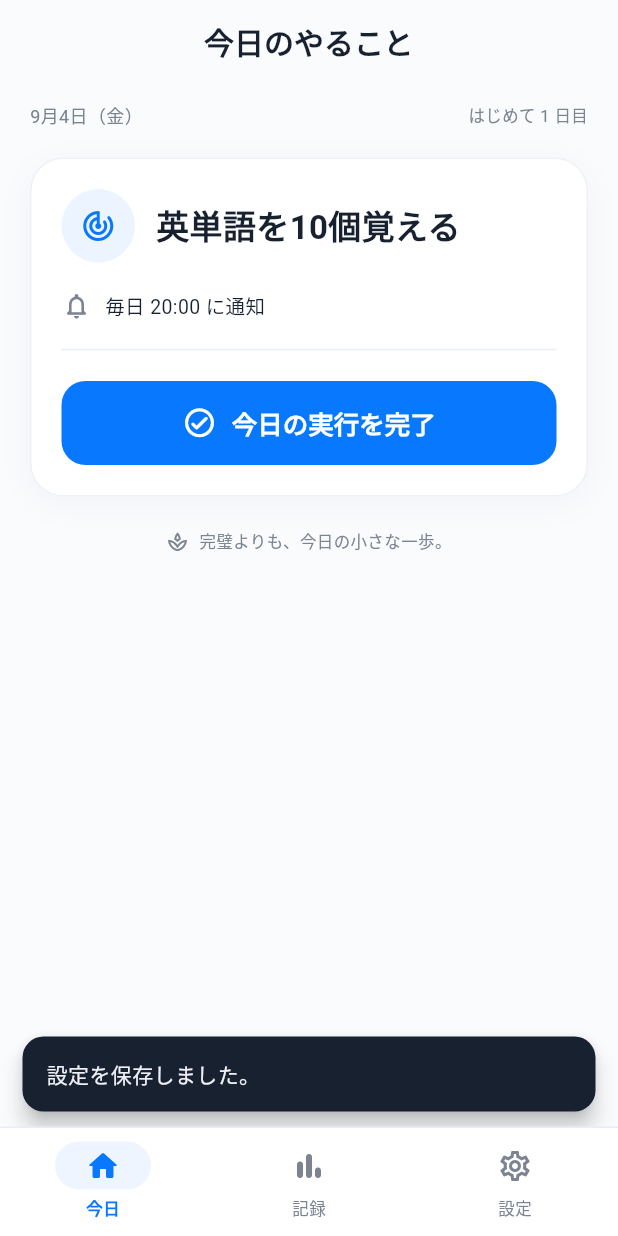
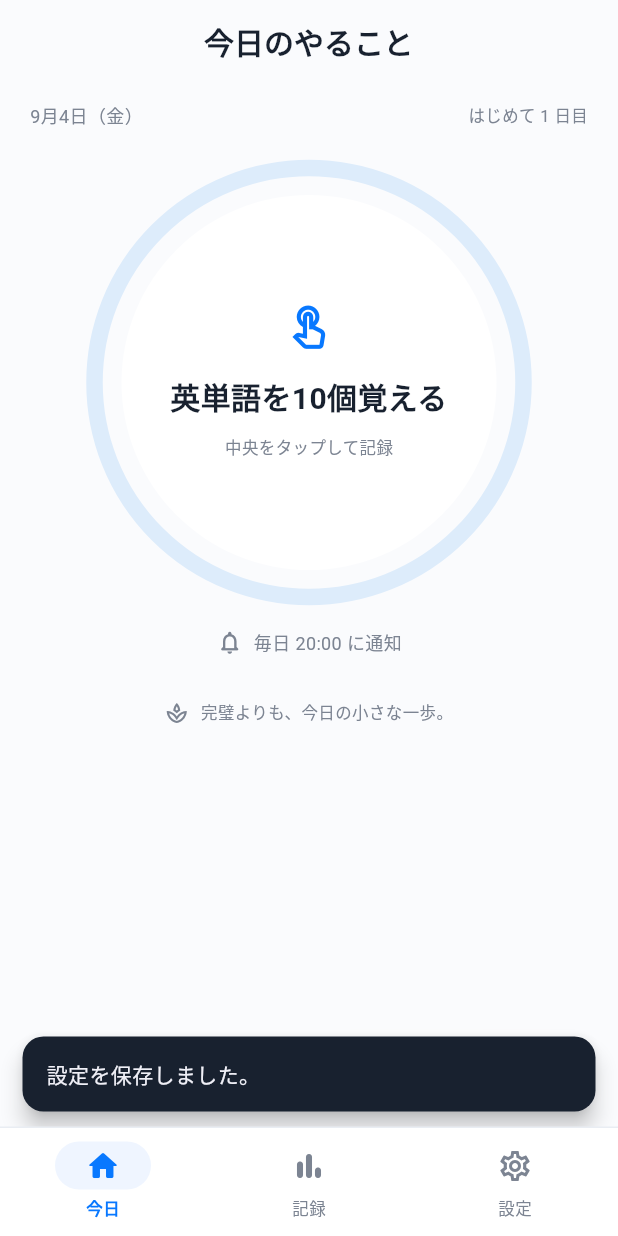
Before and after one commit to bkry295/-, a Flutter app: the screen it shows after launch, after a tap on "この内容ではじめる", on a phone screen of 412 x 824 dp. Run offline on Flutter 3.47's test engine with Material 3 defaults, Android fonts, the phone set to English and light mode, and no system bars; our stand-ins replace flutter_local_notifications, flutter_timezone, shared_preferences, timezone.

Commit message:
Redesign today screen around circular record action

```diff
--- a/lib/ui/today_screen.dart
+++ b/lib/ui/today_screen.dart
@@ -10,20 +10,32 @@ class TodayScreen extends StatelessWidget {
     required this.busy,
     required this.onComplete,
   });
+
   final Habit habit;
   final DateTime now;
   final bool busy;
   final VoidCallback onComplete;
 
+  String get _encouragement {
+    final streak = habit.streak(now);
+    if (streak <= 1) return '最初の一歩、おつかれさま！';
+    if (streak < 7) return '継続$streak日目！ 今日も積み重ねました。';
+    return '継続$streak日目！ すばらしい習慣です。';
+  }
+
   @override
   Widget build(BuildContext context) {
     final done = habit.isDone(now);
+    final diameter = (MediaQuery.sizeOf(context).width - 76).clamp(
+      220.0,
+      286.0,
+    );
     return Scaffold(
       appBar: AppBar(title: const Text('今日のやること')),
       body: PageBody(
         children: [
           Padding(
-            padding: const EdgeInsets.only(bottom: 18, top: 1),
+            padding: const EdgeInsets.only(top: 1),
             child: Row(
               mainAxisAlignment: MainAxisAlignment.spaceBetween,
               children: [
@@ -38,118 +50,252 @@ class TodayScreen extends StatelessWidget {
               ],
             ),
           ),
-          SurfaceCard(
+          const SizedBox(height: 25),
+          Center(
+            child: _RecordCircle(
+              diameter: diameter,
+              action: habit.action,
+              done: done,
+              busy: busy,
+              onTap: done || busy ? null : onComplete,
+            ),
+          ),
+          const SizedBox(height: 20),
+          Row(
+            mainAxisAlignment: MainAxisAlignment.center,
+            children: [
+              const Icon(
+                Icons.notifications_none_rounded,
+                color: muted,
+                size: 18,
+              ),
+              const SizedBox(width: 7),
+              Text(
+                habit.notificationsEnabled
+                    ? '毎日 ${habit.timeLabel} に通知'
+                    : '通知はオフ',
+                style: const TextStyle(fontSize: 12, color: muted),
+              ),
+            ],
+          ),
+          const SizedBox(height: 28),
+          AnimatedSwitcher(
+            duration: const Duration(milliseconds: 300),
+            switchInCurve: Curves.easeOutBack,
+            transitionBuilder: (child, animation) => FadeTransition(
+              opacity: animation,
+              child: ScaleTransition(
+                scale: Tween<double>(begin: .96, end: 1).animate(animation),
+                child: child,
+              ),
+            ),
+            child: done
+                ? _Encouragement(
+                    key: const ValueKey('encouragement'),
+                    message: _encouragement,
+                    busy: busy,
+                    onUndo: onComplete,
+                  )
+                : const _BeforeRecordHint(key: ValueKey('before-record')),
+          ),
+        ],
+      ),
+    );
+  }
+}
+
+class _RecordCircle extends StatelessWidget {
+  const _RecordCircle({
+    required this.diameter,
+    required this.action,
+    required this.done,
+    required this.busy,
+    required this.onTap,
+  });
+
+  final double diameter;
+  final String action;
+  final bool done;
+  final bool busy;
+  final VoidCallback? onTap;
+
+  @override
+  Widget build(BuildContext context) => Semantics(
+    button: !done,
+    enabled: !done && !busy,
+    label: done ? '今日の分は記録済み' : '今日の分を記録する',
+    child: SizedBox.square(
+      dimension: diameter,
+      child: Stack(
+        alignment: Alignment.center,
+        children: [
+          Positioned.fill(
+            child: TweenAnimationBuilder<double>(
+              tween: Tween(end: done ? 1 : 0),
+              duration: const Duration(milliseconds: 520),
+              curve: Curves.easeOutCubic,
+              builder: (context, value, _) => CircularProgressIndicator(
+                value: value,
+                strokeWidth: 11,
+                strokeCap: StrokeCap.round,
+                backgroundColor: const Color(0xFFDDECFB),
+                color: blue,
+              ),
+            ),
+          ),
+          Positioned.fill(
+            child: Padding(
+              padding: const EdgeInsets.all(18),
+              child: Material(
+                color: Colors.white,
+                shape: const CircleBorder(),
+                child: InkWell(
+                  onTap: onTap,
+                  customBorder: const CircleBorder(),
+                  splashColor: blue.withValues(alpha: .10),
+                  highlightColor: blue.withValues(alpha: .04),
+                  child: Padding(
+                    padding: const EdgeInsets.symmetric(horizontal: 28),
                     child: Column(
-              crossAxisAlignment: CrossAxisAlignment.stretch,
+                      mainAxisAlignment: MainAxisAlignment.center,
                       children: [
-                Row(
-                  children: [
-                    IconBubble(
-                      done ? Icons.check_rounded : Icons.track_changes_rounded,
-                      size: 49,
+                        AnimatedSwitcher(
+                          duration: const Duration(milliseconds: 220),
+                          child: busy
+                              ? const SizedBox.square(
+                                  key: ValueKey('busy'),
+                                  dimension: 30,
+                                  child: CircularProgressIndicator(
+                                    strokeWidth: 3,
                                   ),
-                    const SizedBox(width: 14),
-                    Expanded(
-                      child: Text(
-                        habit.action,
+                                )
+                              : Icon(
+                                  done
+                                      ? Icons.check_circle_rounded
+                                      : Icons.touch_app_outlined,
+                                  key: ValueKey(done),
+                                  color: blue,
+                                  size: 33,
+                                ),
+                        ),
+                        const SizedBox(height: 14),
+                        Text(
+                          action,
+                          maxLines: 3,
+                          overflow: TextOverflow.ellipsis,
+                          textAlign: TextAlign.center,
                           style: const TextStyle(
-                          fontSize: 22,
+                            fontSize: 20,
+                            height: 1.45,
                             fontWeight: FontWeight.w700,
-                          height: 1.5,
                           ),
+                        ),
+                        const SizedBox(height: 9),
+                        Text(
+                          done ? '今日の記録済み' : '中央をタップして記録',
+                          style: TextStyle(
+                            fontSize: 11,
+                            color: done ? blue : muted,
+                            fontWeight: done
+                                ? FontWeight.w700
+                                : FontWeight.normal,
                           ),
                         ),
                       ],
                     ),
-                const SizedBox(height: 18),
-                Row(
-                  children: [
-                    const Icon(
-                      Icons.notifications_none_rounded,
-                      color: muted,
-                      size: 20,
-                    ),
-                    const SizedBox(width: 9),
-                    Flexible(
-                      child: Text(
-                        habit.notificationsEnabled
-                            ? '毎日 ${habit.timeLabel} に通知'
-                            : '通知はオフ',
-                        style: const TextStyle(fontSize: 13),
                   ),
                 ),
-                  ],
-                ),
-                const SizedBox(height: 10),
-                const Divider(),
-                const SizedBox(height: 13),
-                AnimatedSwitcher(
-                  duration: const Duration(milliseconds: 220),
-                  child: done
-                      ? Column(
-                          key: const ValueKey('done'),
-                          children: [
-                            Container(
-                              width: double.infinity,
-                              padding: const EdgeInsets.all(15),
-                              decoration: BoxDecoration(
-                                color: paleBlue,
-                                borderRadius: BorderRadius.circular(15),
-                              ),
-                              child: const Row(
-                                mainAxisAlignment: MainAxisAlignment.center,
-                                children: [
-                                  Icon(Icons.check_circle_rounded, color: blue),
-                                  SizedBox(width: 9),
-                                  Flexible(
-                                    child: Text(
-                                      '今日もできました！',
-                                      style: TextStyle(
-                                        color: blue,
-                                        fontSize: 17,
-                                        fontWeight: FontWeight.w700,
               ),
             ),
           ),
         ],
       ),
     ),
+  );
+}
+
+class _BeforeRecordHint extends StatelessWidget {
+  const _BeforeRecordHint({super.key});
+
+  @override
+  Widget build(BuildContext context) => const Row(
+    mainAxisAlignment: MainAxisAlignment.center,
+    children: [
+      Icon(Icons.spa_outlined, size: 16, color: muted),
+      SizedBox(width: 8),
+      Flexible(
+        child: Text(
+          '完璧よりも、今日の小さな一歩。',
+          style: TextStyle(color: muted, fontSize: 11),
+        ),
+      ),
+    ],
+  );
+}
+
+class _Encouragement extends StatelessWidget {
+  const _Encouragement({
+    super.key,
+    required this.message,
+    required this.busy,
+    required this.onUndo,
+  });
+
+  final String message;
+  final bool busy;
+  final VoidCallback onUndo;
+
+  @override
+  Widget build(BuildContext context) => Column(
+    children: [
+      Row(
+        crossAxisAlignment: CrossAxisAlignment.end,
+        children: [
+          const IconBubble(Icons.spa_rounded, size: 48),
+          const SizedBox(width: 11),
+          Expanded(
+            child: Container(
+              padding: const EdgeInsets.symmetric(horizontal: 17, vertical: 14),
+              decoration: BoxDecoration(
+                color: paleBlue,
+                borderRadius: const BorderRadius.only(
+                  topLeft: Radius.circular(18),
+                  topRight: Radius.circular(18),
+                  bottomRight: Radius.circular(18),
+                  bottomLeft: Radius.circular(4),
+                ),
+                border: Border.all(color: blue.withValues(alpha: .08)),
+              ),
+              child: Column(
+                crossAxisAlignment: CrossAxisAlignment.start,
+                children: [
+                  const Text(
+                    '今日もできました！',
+                    style: TextStyle(
+                      color: blue,
+                      fontSize: 15,
+                      fontWeight: FontWeight.w700,
+                    ),
+                  ),
+                  const SizedBox(height: 3),
+                  Text(
+                    message,
+                    style: const TextStyle(fontSize: 12, color: ink),
+                  ),
+                ],
+              ),
+            ),
+          ),
+        ],
+      ),
+      const SizedBox(height: 5),
       TextButton(
-                              onPressed: busy ? null : onComplete,
+        onPressed: busy ? null : onUndo,
         child: const Text(
           '記録を取り消す',
           style: TextStyle(fontSize: 11, color: muted),
         ),
       ),
     ],
-                        )
-                      : PrimaryButton(
-                          key: const ValueKey('complete'),
-                          label: '今日の実行を完了',
-                          icon: Icons.check_circle_outline_rounded,
-                          busy: busy,
-                          onPressed: onComplete,
-                        ),
-                ),
-              ],
-            ),
-          ),
-          const SizedBox(height: 21),
-          Row(
-            mainAxisAlignment: MainAxisAlignment.center,
-            children: [
-              const Icon(Icons.spa_outlined, size: 15, color: muted),
-              const SizedBox(width: 7),
-              Flexible(
-                child: Text(
-                  done ? '今日の一歩が、明日の自分につながる。' : '完璧よりも、今日の小さな一歩。',
-                  style: const TextStyle(color: muted, fontSize: 11),
-                ),
-              ),
-            ],
-          ),
-        ],
-      ),
   );
 }
-}
```
Also changed, not shown: 1 other file. Lines whose indentation alone changed are shown as unchanged.
